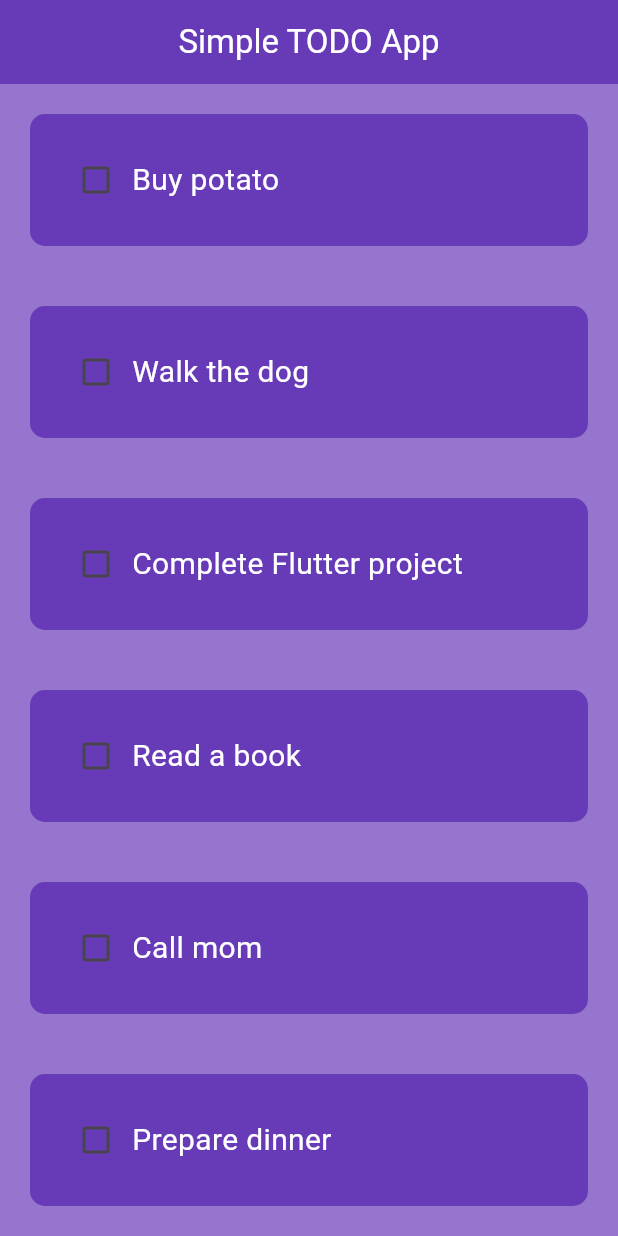
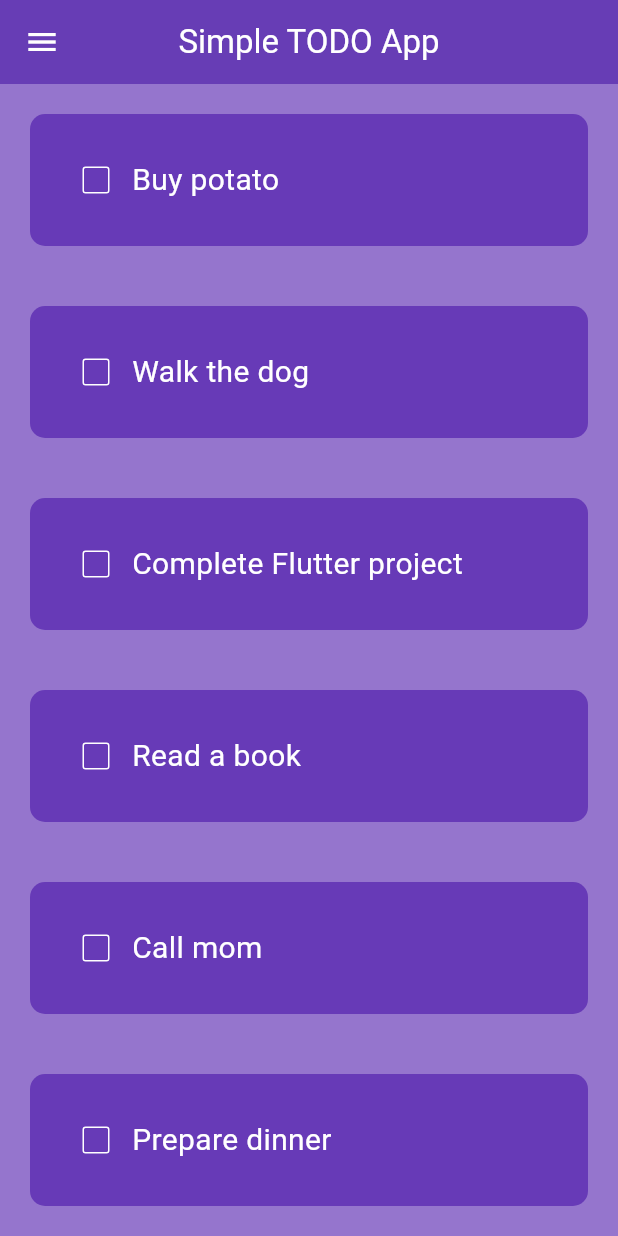
Before and after one commit to monjurmorshedprince/todolist, a Flutter app: the screen it shows after launch, on a phone screen of 412 x 824 dp. Run offline on Flutter 3.47's test engine with Material 3 defaults, Android fonts, the phone set to English and light mode, and no system bars.

Commit message:
2nd finished commit

```diff
--- a/lib/HomePage.dart
+++ b/lib/HomePage.dart
@@ -6,7 +6,7 @@ class HomePage extends StatefulWidget {
 
   @override
   State<HomePage> createState() => _HomePageState();
-    }
+}
 
 class _HomePageState extends State<HomePage> {
   List toDoList = [
@@ -14,11 +14,13 @@ class _HomePageState extends State<HomePage> {
     ['Walk the dog', false],
     ['Complete Flutter project', false],
     ['Read a book', false],
+
     ['Call mom', false],
     ['Prepare dinner', false],
     ['Exercise', false],
     ['Clean the house', false],
     ['Pay bills', false],
+
     ['Plan vacation', false],
   ];
 
@@ -33,6 +35,8 @@ class _HomePageState extends State<HomePage> {
     return Scaffold(
       backgroundColor: Colors.deepPurple.shade300,
       appBar: AppBar(
+        elevation: 10.0,
+        leading: Icon(Icons.menu),
         title: const Text('Simple TODO App'),
         centerTitle: true,
         backgroundColor: Colors.deepPurple,
@@ -49,4 +53,5 @@ class _HomePageState extends State<HomePage> {
         },
       ),
     );
-  }}
+  }
+}
--- a/lib/utils/todo_list.dart
+++ b/lib/utils/todo_list.dart
@@ -1,5 +1,4 @@
 import 'package:flutter/material.dart';
-
 
 class TodoList extends StatelessWidget {
   const TodoList({
@@ -15,24 +14,39 @@ final Function(bool?)? onChanged;
 
   @override
   Widget build(BuildContext context) {
-    return  Padding(
+    return Padding(
       padding: const EdgeInsets.all(20.0),
-          child: Container(  decoration: BoxDecoration(
+      child: Container(
+        decoration: BoxDecoration(
           borderRadius: BorderRadius.circular(10),
           color: Colors.deepPurple,
-          ),child: Padding(
+        ),
+        child: Padding(
           padding: const EdgeInsets.all(20.0),
           child: Row(
-              children: [Checkbox(value: taskCompleted, onChanged: onChanged,checkColor: Colors.black,activeColor: Colors.white,),
-                Text(taskName,
+            children: [
+              Checkbox(
+                value: taskCompleted,
+                onChanged: onChanged,
+                checkColor: Colors.white,
+                side: BorderSide(color: Colors.white),
+              ),
+              Text(
+                taskName,
                 style: TextStyle(
+                  color: Colors.white,
                   fontSize: 20,
-                    color: Colors.white,
+                  decoration: taskCompleted
+                      ? TextDecoration.lineThrough
+                      : TextDecoration.none,
+                  decorationColor: Colors.white,
+                  decorationThickness: 2.0,
                 ),
               ),
             ],
           ),
-          )),
+        ),
+      ),
     );
   }
 }
```
Lines whose indentation alone changed are shown as unchanged.
